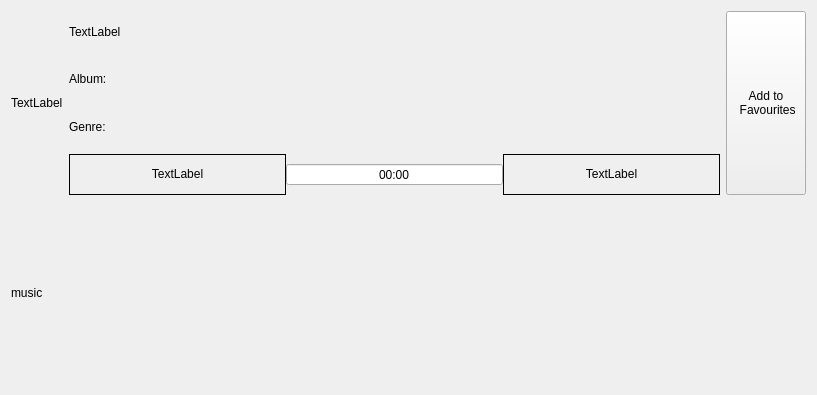
Above: ClipFlix/watch_music.ui from andralves717/IHC_Clipflix before the change. Below: the same form after it.
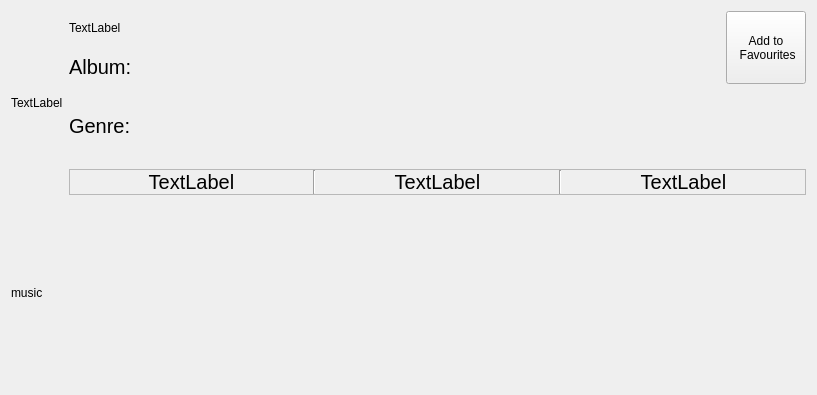
That is the form after the change.

Commit message: Substitui todos os Radio Buttons por Check Boxes e coloquei essa parte a funcionar.

```diff
--- a/ClipFlix/watch_music.ui
+++ b/ClipFlix/watch_music.ui
@@ -34,6 +34,10 @@
        <item>
         <layout class="QVBoxLayout" name="verticalLayout_3">
          <item>
+          <layout class="QHBoxLayout" name="horizontalLayout_3">
+           <item>
+            <layout class="QVBoxLayout" name="verticalLayout_4">
+             <item>
           <widget class="QLabel" name="title">
            <property name="text">
             <string>TextLabel</string>
@@ -45,6 +49,11 @@
          </item>
          <item>
           <widget class="QLabel" name="album">
+               <property name="font">
+                <font>
+                 <pointsize>15</pointsize>
+                </font>
+               </property>
            <property name="text">
             <string>Album:</string>
            </property>
@@ -53,74 +62,6 @@
            </property>
           </widget>
          </item>
-         <item>
-          <widget class="QLabel" name="genre">
-           <property name="text">
-            <string>Genre:</string>
-           </property>
-           <property name="textInteractionFlags">
-            <set>Qt::LinksAccessibleByMouse|Qt::TextSelectableByMouse</set>
-           </property>
-          </widget>
-         </item>
-         <item>
-          <layout class="QHBoxLayout" name="horizontalLayout_2">
-           <property name="spacing">
-            <number>0</number>
-           </property>
-           <item>
-            <widget class="QLabel" name="Year">
-             <property name="frameShape">
-              <enum>QFrame::Box</enum>
-             </property>
-             <property name="text">
-              <string>TextLabel</string>
-             </property>
-             <property name="alignment">
-              <set>Qt::AlignCenter</set>
-             </property>
-             <property name="textInteractionFlags">
-              <set>Qt::LinksAccessibleByMouse|Qt::TextSelectableByMouse</set>
-             </property>
-            </widget>
-           </item>
-           <item>
-            <widget class="QTimeEdit" name="timeEdit">
-             <property name="wrapping">
-              <bool>false</bool>
-             </property>
-             <property name="alignment">
-              <set>Qt::AlignCenter</set>
-             </property>
-             <property name="readOnly">
-              <bool>true</bool>
-             </property>
-             <property name="buttonSymbols">
-              <enum>QAbstractSpinBox::NoButtons</enum>
-             </property>
-             <property name="displayFormat">
-              <string>mm:ss</string>
-             </property>
-            </widget>
-           </item>
-           <item>
-            <widget class="QLabel" name="rating">
-             <property name="frameShape">
-              <enum>QFrame::Box</enum>
-             </property>
-             <property name="text">
-              <string>TextLabel</string>
-             </property>
-             <property name="alignment">
-              <set>Qt::AlignCenter</set>
-             </property>
-             <property name="textInteractionFlags">
-              <set>Qt::LinksAccessibleByMouse|Qt::TextSelectableByMouse</set>
-             </property>
-            </widget>
-           </item>
-          </layout>
-         </item>
         </layout>
        </item>
        <item>
@@ -139,6 +80,136 @@
           <bool>false</bool>
          </property>
         </widget>
+           </item>
+          </layout>
+         </item>
+         <item>
+          <widget class="QLabel" name="genre">
+           <property name="font">
+            <font>
+             <pointsize>15</pointsize>
+            </font>
+           </property>
+           <property name="text">
+            <string>Genre:</string>
+           </property>
+           <property name="textInteractionFlags">
+            <set>Qt::LinksAccessibleByMouse|Qt::TextSelectableByMouse</set>
+           </property>
+          </widget>
+         </item>
+         <item>
+          <widget class="QFrame" name="frame">
+           <property name="sizePolicy">
+            <sizepolicy hsizetype="Preferred" vsizetype="Maximum">
+             <horstretch>0</horstretch>
+             <verstretch>0</verstretch>
+            </sizepolicy>
+           </property>
+           <property name="frameShape">
+            <enum>QFrame::StyledPanel</enum>
+           </property>
+           <property name="frameShadow">
+            <enum>QFrame::Raised</enum>
+           </property>
+           <layout class="QHBoxLayout" name="horizontalLayout_4">
+            <property name="spacing">
+             <number>0</number>
+            </property>
+            <property name="leftMargin">
+             <number>0</number>
+            </property>
+            <property name="topMargin">
+             <number>0</number>
+            </property>
+            <property name="rightMargin">
+             <number>0</number>
+            </property>
+            <property name="bottomMargin">
+             <number>0</number>
+            </property>
+            <item>
+             <layout class="QHBoxLayout" name="horizontalLayout_2">
+              <property name="spacing">
+               <number>0</number>
+              </property>
+              <item>
+               <widget class="QLabel" name="Year">
+                <property name="font">
+                 <font>
+                  <pointsize>15</pointsize>
+                 </font>
+                </property>
+                <property name="frameShape">
+                 <enum>QFrame::NoFrame</enum>
+                </property>
+                <property name="text">
+                 <string>TextLabel</string>
+                </property>
+                <property name="alignment">
+                 <set>Qt::AlignCenter</set>
+                </property>
+                <property name="textInteractionFlags">
+                 <set>Qt::LinksAccessibleByMouse|Qt::TextSelectableByMouse</set>
+                </property>
+               </widget>
+              </item>
+              <item>
+               <widget class="Line" name="line">
+                <property name="orientation">
+                 <enum>Qt::Vertical</enum>
+                </property>
+               </widget>
+              </item>
+              <item>
+               <widget class="QLabel" name="time_label">
+                <property name="font">
+                 <font>
+                  <pointsize>15</pointsize>
+                 </font>
+                </property>
+                <property name="text">
+                 <string>TextLabel</string>
+                </property>
+                <property name="alignment">
+                 <set>Qt::AlignCenter</set>
+                </property>
+               </widget>
+              </item>
+              <item>
+               <widget class="Line" name="line_2">
+                <property name="orientation">
+                 <enum>Qt::Vertical</enum>
+                </property>
+               </widget>
+              </item>
+              <item>
+               <widget class="QLabel" name="rating">
+                <property name="font">
+                 <font>
+                  <pointsize>15</pointsize>
+                 </font>
+                </property>
+                <property name="frameShape">
+                 <enum>QFrame::NoFrame</enum>
+                </property>
+                <property name="text">
+                 <string>TextLabel</string>
+                </property>
+                <property name="alignment">
+                 <set>Qt::AlignCenter</set>
+                </property>
+                <property name="textInteractionFlags">
+                 <set>Qt::LinksAccessibleByMouse|Qt::TextSelectableByMouse</set>
+                </property>
+               </widget>
+              </item>
+             </layout>
+            </item>
+           </layout>
+          </widget>
+         </item>
+        </layout>
        </item>
       </layout>
      </item>
```
Lines whose indentation alone changed are shown as unchanged. The commit also changes 16 other files.
